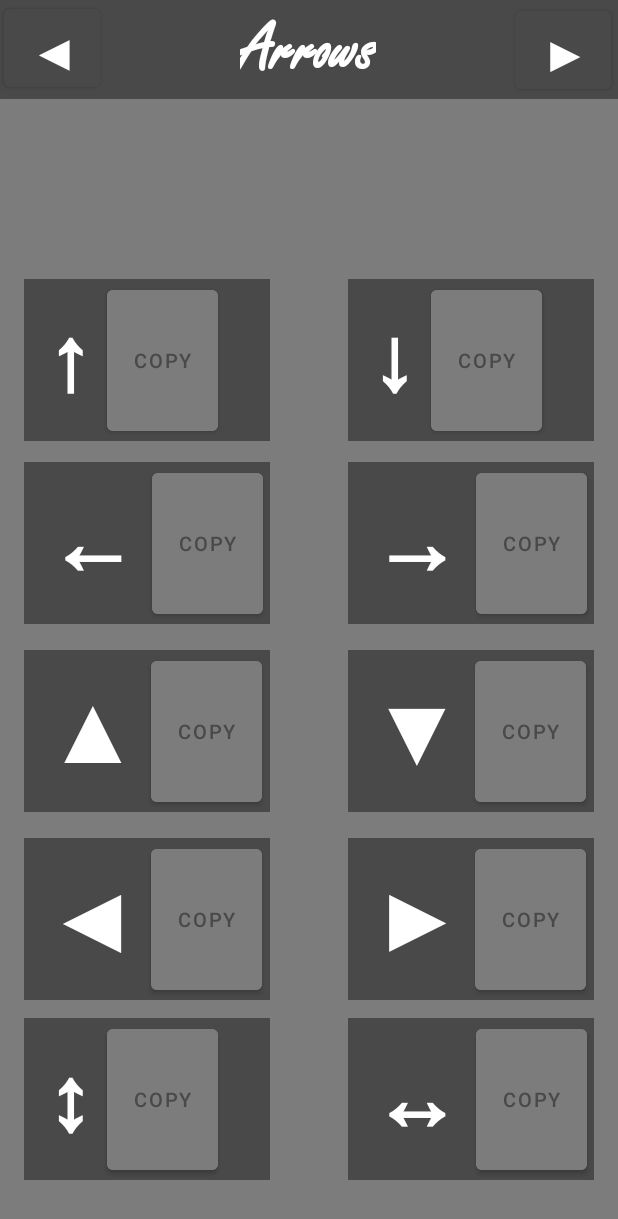
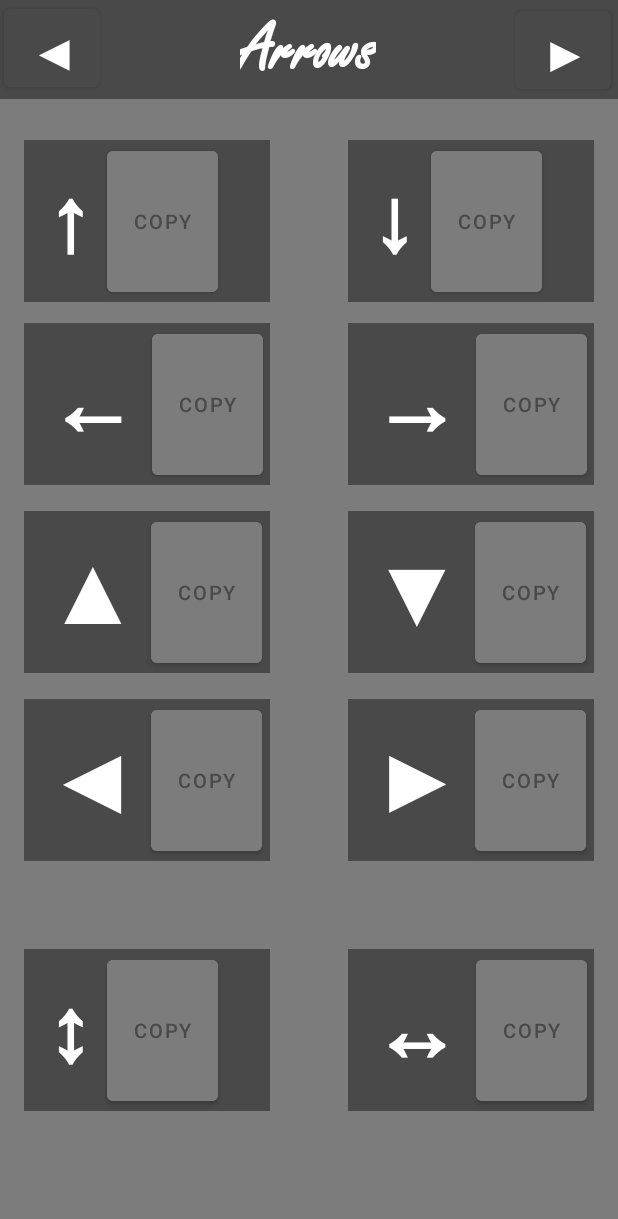
Before and after one commit to lhwdev2008/Unicopy, an Android app: the screen it shows after launch (CopyActivity), on a phone screen of 412 x 824 dp. Shown: the top 1219 px of the screen. Run offline under Robolectric (Android 15) with nearby library versions, the phone set to English and light mode, and no system bars.

```diff
--- a/app/src/main/res/layout/activity_copy.xml
+++ b/app/src/main/res/layout/activity_copy.xml
@@ -70,12 +70,12 @@
         android:layout_width="164dp"
         android:layout_height="108dp"
         android:layout_marginStart="16dp"
-        android:layout_marginTop="23dp"
+        android:layout_marginTop="27dp"
         android:layout_marginBottom="14dp"
         android:background="#494949"
         app:layout_constraintBottom_toTopOf="@+id/category3"
         app:layout_constraintStart_toStartOf="parent"
-        app:layout_constraintTop_toBottomOf="@+id/tvTopBar">
+        app:layout_constraintTop_toBottomOf="@+id/TopBar">
 
         <TextView
             android:id="@+id/tvCategory1"
@@ -113,13 +113,13 @@
         android:id="@+id/category2"
         android:layout_width="164dp"
         android:layout_height="108dp"
-        android:layout_marginTop="23dp"
+        android:layout_marginTop="27dp"
         android:layout_marginEnd="16dp"
         android:layout_marginBottom="14dp"
         android:background="#494949"
         app:layout_constraintBottom_toTopOf="@+id/category4"
         app:layout_constraintEnd_toEndOf="parent"
-        app:layout_constraintTop_toBottomOf="@+id/tvTopBar">
+        app:layout_constraintTop_toBottomOf="@+id/TopBar">
 
         <TextView
             android:id="@+id/tvCategory2"
```
Also changed, not shown: app/src/main/res/layout/activity_copy2.xml (+4 -4 lines), app/src/main/res/layout/activity_copy3.xml (+6 -2 lines), app/src/main/res/layout/activity_copy4.xml (+4 -4 lines), app/src/main/res/layout/activity_copy5.xml (+4 -4 lines).
